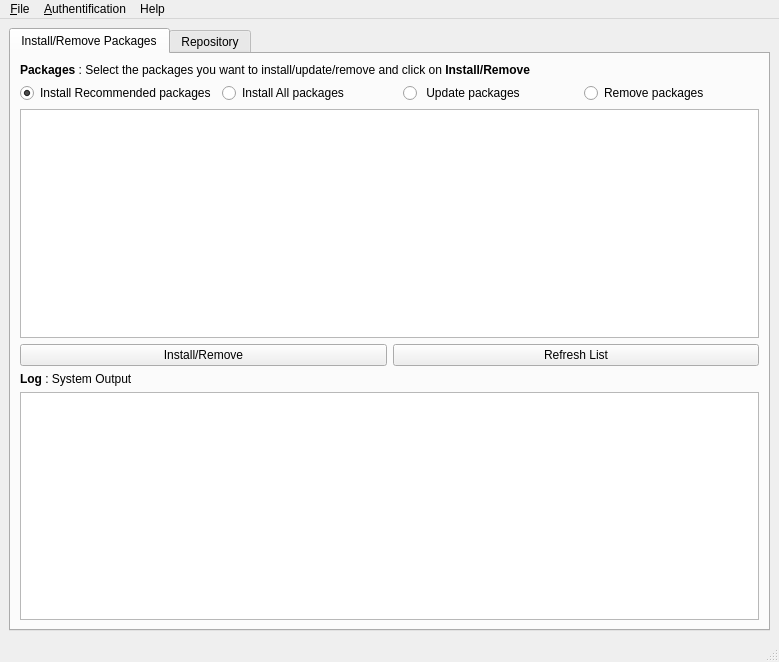
Before: the Qt Designer form deploygui/src/openalea/deploygui/resources/mainwindow.ui in openalea/openalea, drawn with Qt 5.
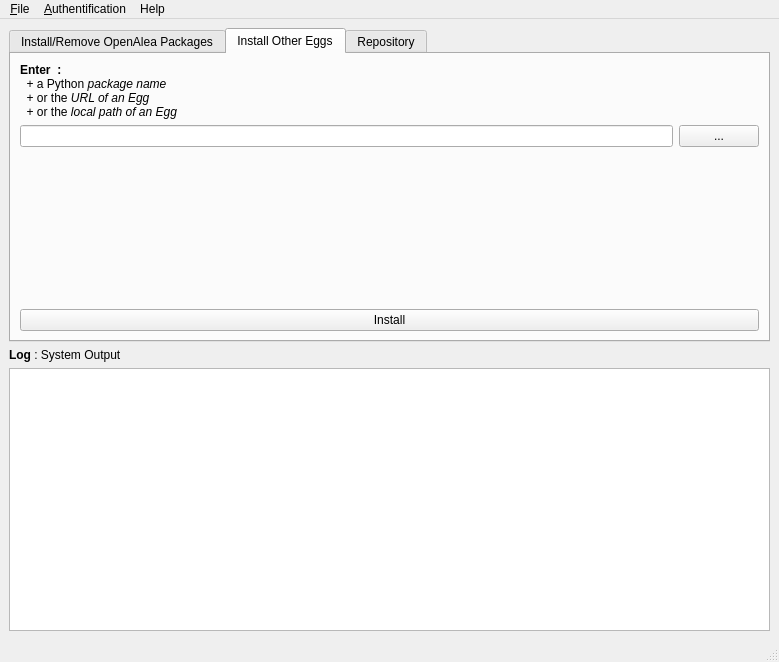
After: the same form once the commit is applied. The open tabs and pages were chosen to show the change. Icons and pictures are not drawn.

Commit message: Add install egg tab

The edit to the form file:
```diff
--- a/deploygui/src/openalea/deploygui/resources/mainwindow.ui
+++ b/deploygui/src/openalea/deploygui/resources/mainwindow.ui
@@ -24,7 +24,7 @@
       </property>
       <widget class="QWidget" name="tab" >
        <attribute name="title" >
-        <string>Install/Remove Packages</string>
+        <string>Install/Remove OpenAlea Packages</string>
        </attribute>
        <layout class="QVBoxLayout" >
         <item>
@@ -118,22 +118,63 @@
           </item>
          </layout>
         </item>
+       </layout>
+      </widget>
+      <widget class="QWidget" name="OtherEggs" >
+       <attribute name="title" >
+        <string>Install Other Eggs</string>
+       </attribute>
+       <layout class="QVBoxLayout" >
         <item>
-         <widget class="QLabel" name="label_3" >
+         <widget class="QLabel" name="label" >
           <property name="text" >
            <string>&lt;html>&lt;head>&lt;meta name="qrichtext" content="1" />&lt;style type="text/css">
 p, li { white-space: pre-wrap; }
 &lt;/style>&lt;/head>&lt;body style=" font-family:'Sans Serif'; font-size:9pt; font-weight:400; font-style:normal;">
-&lt;p style=" margin-top:0px; margin-bottom:0px; margin-left:0px; margin-right:0px; -qt-block-indent:0; text-indent:0px;">&lt;span style=" font-weight:600;">Log&lt;/span> : System Output&lt;/p>&lt;/body>&lt;/html></string>
+&lt;p style=" margin-top:0px; margin-bottom:0px; margin-left:0px; margin-right:0px; -qt-block-indent:0; text-indent:0px;">&lt;span style=" font-weight:600;">Enter  : &lt;/span>&lt;/p>
+&lt;p style=" margin-top:0px; margin-bottom:0px; margin-left:0px; margin-right:0px; -qt-block-indent:0; text-indent:0px;">  + a Python&lt;span style=" font-style:italic;"> package name &lt;/span>&lt;/p>
+&lt;p style=" margin-top:0px; margin-bottom:0px; margin-left:0px; margin-right:0px; -qt-block-indent:0; text-indent:0px;">  + or the &lt;span style=" font-style:italic;">URL of an Egg&lt;/span>&lt;/p>
+&lt;p style=" margin-top:0px; margin-bottom:0px; margin-left:0px; margin-right:0px; -qt-block-indent:0; text-indent:0px;">  + or the &lt;span style=" font-style:italic;">local path of an Egg&lt;/span>&lt;/p>&lt;/body>&lt;/html></string>
           </property>
          </widget>
         </item>
         <item>
-         <widget class="QTextEdit" name="logText" >
-          <property name="readOnly" >
-           <bool>true</bool>
+         <layout class="QHBoxLayout" >
+          <item>
+           <widget class="QLineEdit" name="requestEdit" />
+          </item>
+          <item>
+           <widget class="QPushButton" name="fileButton" >
+            <property name="text" >
+             <string>...</string>
+            </property>
+           </widget>
+          </item>
+         </layout>
+        </item>
+        <item>
+         <spacer>
+          <property name="orientation" >
+           <enum>Qt::Vertical</enum>
           </property>
-         </widget>
+          <property name="sizeHint" >
+           <size>
+            <width>20</width>
+            <height>40</height>
+           </size>
+          </property>
+         </spacer>
+        </item>
+        <item>
+         <layout class="QHBoxLayout" >
+          <item>
+           <widget class="QPushButton" name="customInstallButton" >
+            <property name="text" >
+             <string>Install</string>
+            </property>
+           </widget>
+          </item>
+         </layout>
         </item>
        </layout>
       </widget>
@@ -199,6 +240,23 @@
       </widget>
      </widget>
     </item>
+    <item>
+     <widget class="QLabel" name="label_3" >
+      <property name="text" >
+       <string>&lt;html>&lt;head>&lt;meta name="qrichtext" content="1" />&lt;style type="text/css">
+p, li { white-space: pre-wrap; }
+&lt;/style>&lt;/head>&lt;body style=" font-family:'Sans Serif'; font-size:9pt; font-weight:400; font-style:normal;">
+&lt;p style=" margin-top:0px; margin-bottom:0px; margin-left:0px; margin-right:0px; -qt-block-indent:0; text-indent:0px;">&lt;span style=" font-weight:600;">Log&lt;/span> : System Output&lt;/p>&lt;/body>&lt;/html></string>
+      </property>
+     </widget>
+    </item>
+    <item>
+     <widget class="QTextEdit" name="logText" >
+      <property name="readOnly" >
+       <bool>true</bool>
+      </property>
+     </widget>
+    </item>
    </layout>
   </widget>
   <widget class="QMenuBar" name="menubar" >
```
Left out of the diff: 14 changed lines with no effect on the pictures. The commit also changes 3 other files.
